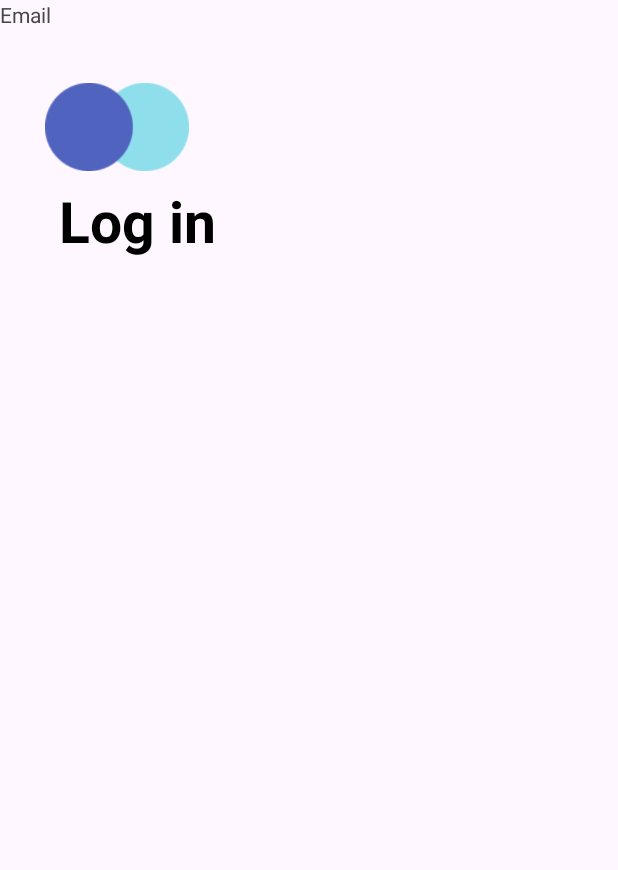
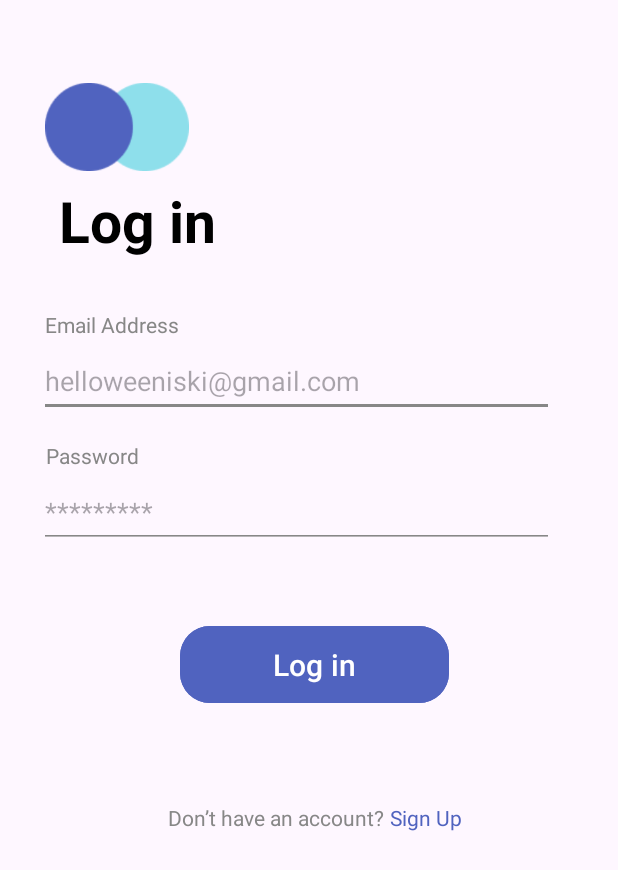
Before and after one commit to kleberson154/AppBanco, an Android app: the layout login.xml on its own in the app's theme, with its tools: preview values and no code run, on a phone screen of 412 x 824 dp. Shown: the top 870 px of the screen. Run offline under Robolectric (Android 15) with nearby library versions, the phone set to English and light mode, and no system bars.

Commit message:
Design da pagina login finalizada.

```diff
--- a/app/src/main/res/layout/login.xml
+++ b/app/src/main/res/layout/login.xml
@@ -18,7 +18,7 @@
         app:srcCompat="@drawable/img" />
 
     <TextView
-        android:id="@+id/textView"
+        android:id="@+id/textViewSignUp"
         android:layout_width="124dp"
         android:layout_height="53dp"
         android:layout_marginTop="4dp"
@@ -33,10 +33,100 @@
         app:layout_constraintTop_toBottomOf="@+id/imageView" />
 
     <TextView
+        android:id="@+id/textView_Email"
+        android:layout_width="wrap_content"
+        android:layout_height="wrap_content"
+        android:layout_marginTop="32dp"
+        android:text="Email Address"
+        android:textColor="@color/gray"
+        app:layout_constraintEnd_toEndOf="parent"
+        app:layout_constraintHorizontal_bias="0.093"
+        app:layout_constraintStart_toStartOf="parent"
+        app:layout_constraintTop_toBottomOf="@+id/textViewSignUp" />
+
+    <TextView
+        android:id="@+id/textViewPassword"
+        android:layout_width="wrap_content"
+        android:layout_height="wrap_content"
+        android:layout_marginStart="30dp"
+        android:layout_marginTop="16dp"
+        android:layout_marginEnd="319dp"
+        android:text="Password"
+        android:textColor="@color/gray"
+        app:layout_constraintEnd_toEndOf="parent"
+        app:layout_constraintStart_toStartOf="parent"
+        app:layout_constraintTop_toBottomOf="@+id/editTextEmailAddress" />
+
+    <EditText
+        android:id="@+id/editTextEmailAddress"
+        android:layout_width="343dp"
+        android:layout_height="48dp"
+        android:layout_marginStart="26dp"
+        android:layout_marginTop="4dp"
+        android:layout_marginEnd="30dp"
+        android:backgroundTint="@color/gray"
+        android:ems="10"
+        android:hint="helloweeniski@gmail.com"
+        android:inputType="textEmailAddress"
+        app:layout_constraintEnd_toEndOf="parent"
+        app:layout_constraintHorizontal_bias="0.0"
+        app:layout_constraintStart_toStartOf="parent"
+        app:layout_constraintTop_toBottomOf="@+id/textView_Email" />
+
+    <EditText
+        android:id="@+id/editTextTextPassword"
+        android:layout_width="343dp"
+        android:layout_height="48dp"
+        android:layout_marginStart="26dp"
+        android:layout_marginTop="4dp"
+        android:layout_marginEnd="30dp"
+        android:backgroundTint="@color/gray"
+        android:ems="10"
+        android:hint="*********"
+        android:inputType="textPassword"
+        app:layout_constraintEnd_toEndOf="parent"
+        app:layout_constraintHorizontal_bias="0.0"
+        app:layout_constraintStart_toStartOf="parent"
+        app:layout_constraintTop_toBottomOf="@+id/textViewPassword" />
+
+    <Button
+        android:id="@+id/buttonLogin"
+        android:layout_width="179dp"
+        android:layout_height="59dp"
+        android:layout_marginTop="48dp"
+        android:backgroundTint="@color/primary"
+        android:text="Log in"
+        android:textColorLink="@color/primary"
+        android:textSize="20sp"
+        app:cornerRadius="20dp"
+        app:layout_constraintEnd_toEndOf="parent"
+        app:layout_constraintHorizontal_bias="0.517"
+        app:layout_constraintStart_toStartOf="parent"
+        app:layout_constraintTop_toBottomOf="@+id/editTextTextPassword" />
+
+    <TextView
         android:id="@+id/textView6"
         android:layout_width="wrap_content"
         android:layout_height="wrap_content"
-        android:text="Email "
-        tools:layout_editor_absoluteX="30dp"
-        tools:layout_editor_absoluteY="224dp" />
+        android:layout_marginStart="112dp"
+        android:layout_marginBottom="136dp"
+        android:text="Don’t have an account?"
+        android:textColor="@color/gray"
+        app:layout_constraintBottom_toBottomOf="parent"
+        app:layout_constraintStart_toStartOf="parent"
+        app:layout_constraintTop_toBottomOf="@+id/buttonLogin"
+        app:layout_constraintVertical_bias="0.32" />
+
+    <TextView
+        android:id="@+id/textViewLinkSignUp"
+        android:layout_width="wrap_content"
+        android:layout_height="wrap_content"
+        android:layout_marginStart="4dp"
+        android:text="Sign Up"
+        android:textColor="@color/primary"
+        app:layout_constraintBaseline_toBaselineOf="@+id/textView6"
+        app:layout_constraintEnd_toEndOf="parent"
+        app:layout_constraintHorizontal_bias="0.0"
+        app:layout_constraintStart_toEndOf="@+id/textView6" />
+
 </androidx.constraintlayout.widget.ConstraintLayout>
```
